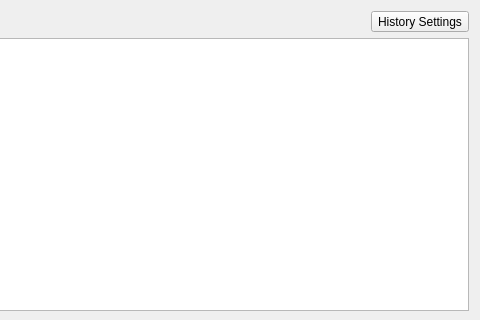
The window that app/src/HistoryDialog/HistoryDialog.ui (emmaexe/ntfyDesktop) describes before a commit, drawn with Qt 5; both pictures show x 320 to 800 and y 0 to 320 of the 800 by 600 pixel window.
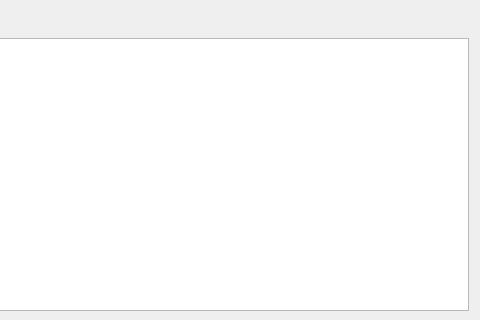
The same window after the commit. Icons and pictures are not drawn.

Commit message: Remove history preferences from HistoryDialog

The edit to the form file:
```diff
--- a/app/src/HistoryDialog/HistoryDialog.ui
+++ b/app/src/HistoryDialog/HistoryDialog.ui
@@ -57,19 +57,6 @@
          </property>
         </spacer>
        </item>
-       <item>
-        <widget class="QToolButton" name="historySettingsButton">
-         <property name="text">
-          <string>History Settings</string>
-         </property>
-         <property name="icon">
-          <iconset theme="configure"/>
-         </property>
-         <property name="toolButtonStyle">
-          <enum>Qt::ToolButtonStyle::ToolButtonTextBesideIcon</enum>
-         </property>
-        </widget>
-       </item>
       </layout>
      </item>
     </layout>
```
Left out of the diff: 1 changed line with no effect on the pictures. The commit also changes 5 other files.
